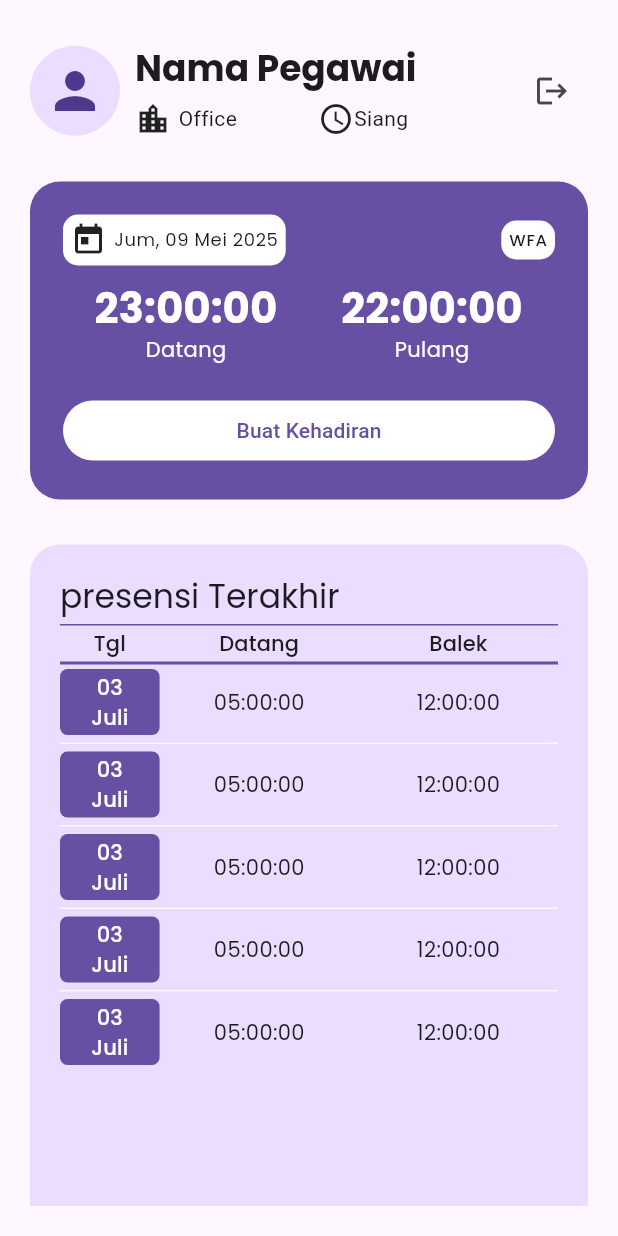
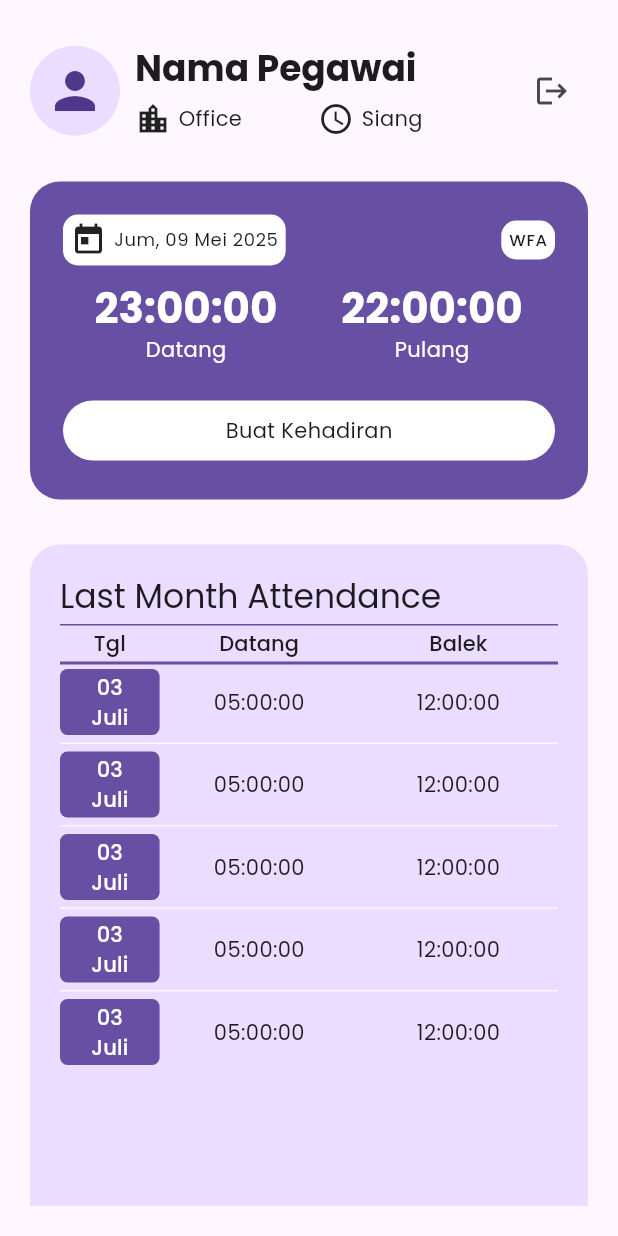
Before and after one commit to Dzakir1502/timeSnap, a Flutter app: the screen it shows after launch, after a tap on "Sign In", on a phone screen of 412 x 824 dp. Run offline on Flutter 3.47's test engine with Material 3 defaults, Android fonts, the phone set to English and light mode, and no system bars; our stand-ins replace dio, freezed_annotation, geolocator, get_it, pretty_dio_logger, retrofit and 1 more; missing offline and left inert: flutter_osm_plugin; generated files the repository leaves out were written again.

Commit message:
membuat request api login

```diff
--- /dev/null
+++ b/lib/app/module/repository/auth_repository.dart
@@ -0,0 +1,6 @@
+import 'package:timesnap/app/module/entity/auth.dart';
+import 'package:timesnap/core/network/data_state.dart';
+
+abstract class AuthRepository {
+  Future<DataState> login(AuthEntity param);
+}
--- a/lib/app/presentation/home/home_page.dart
+++ b/lib/app/presentation/home/home_page.dart
@@ -51,7 +51,13 @@ class HomePage extends AppWidget<HomeNotifier, void, void> {
                         children: [
                           Icon(Icons.location_city),
                           SizedBox(width: 5),
-                          Text('Office'),
+                          Text(
+                            'Office',
+                            style: GlobalHelper.getTextStyle(
+                              context,
+                              appTextStyle: AppTextStyle.BODY_MEDIUM,
+                            ),
+                          ),
                         ],
                       ),
                     ),
@@ -59,7 +65,14 @@ class HomePage extends AppWidget<HomeNotifier, void, void> {
                       child: Row(
                         children: [
                           Icon(Icons.access_time),
-                          Text('Siang'),
+                          SizedBox(width: 5),
+                          Text(
+                            'Siang',
+                            style: GlobalHelper.getTextStyle(
+                              context,
+                              appTextStyle: AppTextStyle.BODY_MEDIUM,
+                            ),
+                          ),
                           SizedBox(width: 5),
                         ],
                       ),
@@ -141,7 +154,13 @@ class HomePage extends AppWidget<HomeNotifier, void, void> {
             width: double.maxFinite,
             child: FilledButton(
               onPressed: () => _onPressCreateAttendance(context),
-              child: Text('Buat Kehadiran'),
+              child: Text(
+                'Buat Kehadiran',
+                style: GlobalHelper.getTextStyle(
+                  context,
+                  appTextStyle: AppTextStyle.BODY_MEDIUM,
+                ),
+              ),
               style: FilledButton.styleFrom(
                 backgroundColor: GlobalHelper.getColorScheme(context).onPrimary,
                 foregroundColor: GlobalHelper.getColorScheme(context).primary,
@@ -166,7 +185,7 @@ class HomePage extends AppWidget<HomeNotifier, void, void> {
         crossAxisAlignment: CrossAxisAlignment.start,
         children: [
           Text(
-            'presensi Terakhir',
+            'Last Month Attendance',
             style: GlobalHelper.getTextStyle(
               context,
               appTextStyle: AppTextStyle.TITLE_LARGE,
@@ -323,7 +342,6 @@ class HomePage extends AppWidget<HomeNotifier, void, void> {
   }
 
   _onPressCreateAttendance(BuildContext context) {
-    Navigator.push(context, MaterialPageRoute(builder: (context) => MapPage()
-    ));
+    Navigator.push(context, MaterialPageRoute(builder: (context) => MapPage()));
   }
 }
--- a/lib/app/presentation/map/map_page.dart
+++ b/lib/app/presentation/map/map_page.dart
@@ -9,7 +9,11 @@ import 'package:timesnap/core/widget/loading_app_widget.dart';
 class MapPage extends AppWidget<MapNotifier, void, void> {
   @override
   AppBar? appBarBuild(BuildContext context) {
-    return AppBar(title: Text("Membuat Kehadiran"));
+    return AppBar(title: Text("Make Attendance",
+     style: GlobalHelper.getTextStyle(
+                              context,
+                              appTextStyle: AppTextStyle.TITLE_LARGE,
+                            ),));
   }
 
   @override
--- a/lib/core/constant/constant.dart
+++ b/lib/core/constant/constant.dart
@@ -1,3 +1,6 @@
-const String BASE_URL = 'https://presensi.dewakoding.com/';
+const String BASE_URL = 'https://presensi.dewakoding.com';
 
 const String PREF_AUTH = 'pref-auth';
+const String PREF_ID = 'pref-id';
+const String PREF_NAME = 'pref-name';
+const String PREF_EMAIL = 'pref-email';
```
Also changed, not shown: lib/app/data/model/auth.dart (added, +26 -0 lines), lib/app/data/repository/auth_repository.dart (added, +31 -0 lines), lib/app/data/source/auth_api_service.dart (added, +18 -0 lines), lib/app/module/entity/auth.dart (added, +11 -0 lines), lib/app/data/model/auth.freezed.dart (added), lib/app/data/model/auth.g.dart (added), lib/app/data/source/auth_api_service.g.dart (added), lib/app/module/entity/auth.freezed.dart (added), lib/app/module/entity/auth.g.dart (added).
